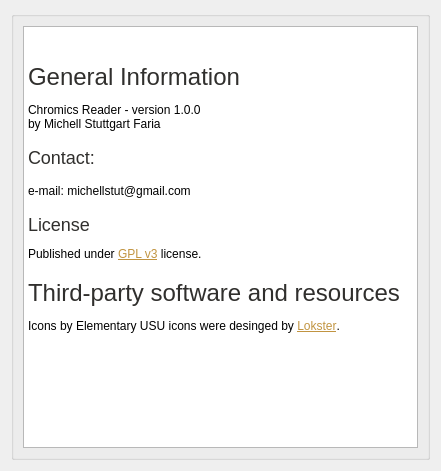
The window that view/about_dialog.ui (mstuttgart/pynocchio) describes before a commit, drawn with Qt 5.
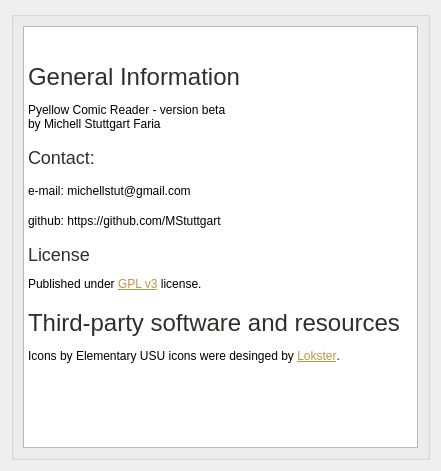
The same window after the commit. Icons and pictures are not drawn.

Commit message: [UPDATE] About dialog update

The edit to the form file:
```diff
--- a/view/about_dialog.ui
+++ b/view/about_dialog.ui
@@ -34,11 +34,13 @@
 &lt;html&gt;&lt;head&gt;&lt;meta name=&quot;qrichtext&quot; content=&quot;1&quot; /&gt;&lt;style type=&quot;text/css&quot;&gt;
 p, li { white-space: pre-wrap; }
 &lt;/style&gt;&lt;/head&gt;&lt;body style=&quot; font-family:'DejaVu Sans'; font-size:9pt; font-weight:400; font-style:normal;&quot;&gt;
-&lt;p style=&quot; margin-top:12px; margin-bottom:12px; margin-left:0px; margin-right:0px; -qt-block-indent:0; text-indent:0px;&quot;&gt;&lt;img src=&quot;../image/forest.svg&quot; /&gt; &lt;/p&gt;
+&lt;p style=&quot; margin-top:12px; margin-bottom:12px; margin-left:0px; margin-right:0px; -qt-block-indent:0; text-indent:0px;&quot;&gt; &lt;/p&gt;
+&lt;p style=&quot; margin-top:18px; margin-bottom:12px; margin-left:0px; margin-right:0px; -qt-block-indent:0; text-indent:0px;&quot;&gt;&lt;img src=&quot;:/image/desenho_1.png&quot; /&gt;&lt;/p&gt;
 &lt;p style=&quot; margin-top:18px; margin-bottom:12px; margin-left:0px; margin-right:0px; -qt-block-indent:0; text-indent:0px;&quot;&gt;&lt;span style=&quot; font-size:xx-large; color:#302f2d;&quot;&gt;General Information&lt;/span&gt;&lt;/p&gt;
-&lt;p style=&quot; margin-top:12px; margin-bottom:12px; margin-left:0px; margin-right:0px; -qt-block-indent:0; text-indent:0px;&quot;&gt;Chromics Reader - version 1.0.0&lt;br /&gt;by Michell Stuttgart Faria&lt;/p&gt;
+&lt;p style=&quot; margin-top:12px; margin-bottom:12px; margin-left:0px; margin-right:0px; -qt-block-indent:0; text-indent:0px;&quot;&gt;Pyellow Comic Reader - version beta&lt;br /&gt;by Michell Stuttgart Faria&lt;/p&gt;
 &lt;p style=&quot; margin-top:16px; margin-bottom:12px; margin-left:0px; margin-right:0px; -qt-block-indent:0; text-indent:0px;&quot;&gt;&lt;span style=&quot; font-size:x-large; color:#302f2d;&quot;&gt;Contact: &lt;/span&gt;&lt;/p&gt;
 &lt;p style=&quot; margin-top:16px; margin-bottom:12px; margin-left:0px; margin-right:0px; -qt-block-indent:0; text-indent:0px;&quot;&gt;e-mail: michellstut@gmail.com &lt;/p&gt;
+&lt;p style=&quot; margin-top:16px; margin-bottom:12px; margin-left:0px; margin-right:0px; -qt-block-indent:0; text-indent:0px;&quot;&gt;github: https://github.com/MStuttgart&lt;/p&gt;
 &lt;p style=&quot; margin-top:16px; margin-bottom:12px; margin-left:0px; margin-right:0px; -qt-block-indent:0; text-indent:0px;&quot;&gt;&lt;span style=&quot; font-size:x-large; color:#302f2d;&quot;&gt;License&lt;/span&gt;&lt;/p&gt;
 &lt;p style=&quot; margin-top:0px; margin-bottom:0px; margin-left:0px; margin-right:0px; -qt-block-indent:0; text-indent:0px;&quot;&gt;Published under &lt;a href=&quot;http://www.gnu.org/copyleft/gpl.html&quot;&gt;&lt;span style=&quot; text-decoration: underline; color:#c19441;&quot;&gt;GPL v3&lt;/span&gt;&lt;/a&gt; license. &lt;/p&gt;
 &lt;p style=&quot; margin-top:18px; margin-bottom:12px; margin-left:0px; margin-right:0px; -qt-block-indent:0; text-indent:0px;&quot;&gt;&lt;span style=&quot; font-size:xx-large; color:#302f2d;&quot;&gt;Third-party software and resources&lt;/span&gt;&lt;/p&gt;
```
Left out of the diff: 4 changed lines with no effect on the pictures. The commit also changes 8 other files.
